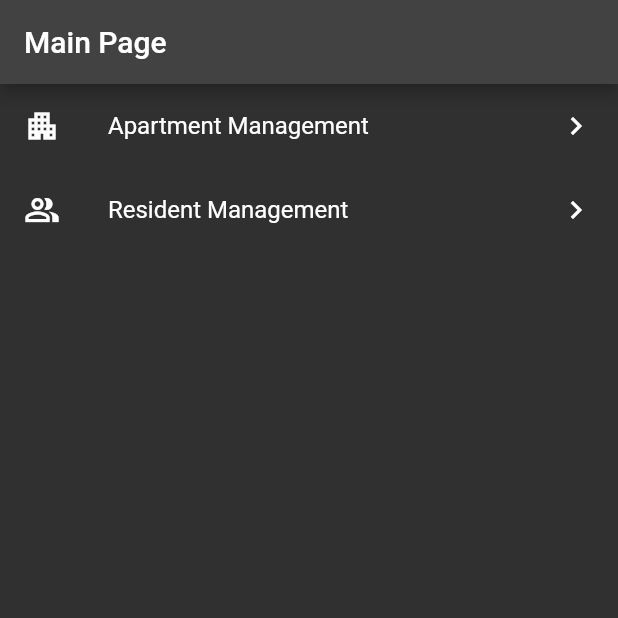
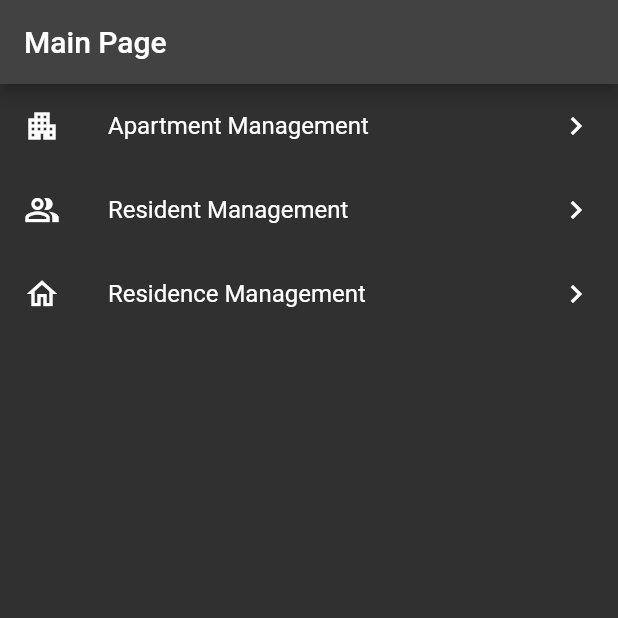
Before and after one commit to kmg7/apartment-management, a Flutter app: the screen it shows after launch, on a phone screen of 412 x 824 dp, the top half of it. Run offline on Flutter 3.47's test engine with Material 2 defaults, Android fonts, the phone set to English and light mode, and no system bars; our stand-ins replace auto_route, hive, hive_flutter, hooks_riverpod, riverpod_annotation; accounts and stored records are empty; generated files the repository leaves out were written again.

Commit message:
new routes

```diff
--- a/lib/common/router/app_router.dart
+++ b/lib/common/router/app_router.dart
@@ -2,10 +2,15 @@ import 'package:auto_route/auto_route.dart';
 import 'package:flutter/material.dart';
 
 import '../../model/apartment_model.dart';
+import '../../model/residence_model.dart';
+import '../../model/resident_model.dart';
 import '../../view/apartment/apartment_detail_view.dart';
 import '../../view/apartment/apartment_management_view.dart';
 import '../../view/main_view.dart';
-import '../../view/resident_management_view.dart';
+import '../../view/residence/residence_detail_view.dart';
+import '../../view/residence/residence_management_view.dart';
+import '../../view/resident/resident_detail_view.dart';
+import '../../view/resident/resident_management_view.dart';
 
 part 'app_router.gr.dart';
 
@@ -13,9 +18,12 @@ part 'app_router.gr.dart';
   replaceInRouteName: 'View,Route',
   routes: <AutoRoute>[
     AutoRoute(page: MainView, path: '/', initial: true),
+    AutoRoute(page: ApartmentManagementView, path: '/apartment'),
     AutoRoute(page: ResidentManagementView, path: '/resident'),
-    AutoRoute(page: ApartmentManagementView, path: '/apartment'),
-    AutoRoute(page: ApartmentDetailView, path: '/apartmentDetails')
+    AutoRoute(page: ResidenceManagementView, path: '/residence'),
+    AutoRoute(page: ApartmentDetailView, path: '/apartmentDetails'),
+    AutoRoute(page: ResidentDetailView, path: '/residentDetails'),
+    AutoRoute(page: ResidenceDetailView, path: '/residenceDetail'),
   ],
 )
 // extend the generated private router
--- a/lib/view/main_view.dart
+++ b/lib/view/main_view.dart
@@ -24,6 +24,12 @@ class MainView extends HookConsumerWidget {
             trailing: const Icon(Icons.chevron_right_outlined),
             title: const Text('Resident Management'),
             onTap: () => context.router.push(const ResidentManagementRoute()),
+          ),
+          ListTile(
+            leading: const Icon(Icons.home_outlined),
+            trailing: const Icon(Icons.chevron_right_outlined),
+            title: const Text('Residence Management'),
+            onTap: () => context.router.push(const ResidenceManagementRoute()),
           )
         ],
       ),
```
Also changed, not shown: lib/common/router/app_router.gr.dart.
